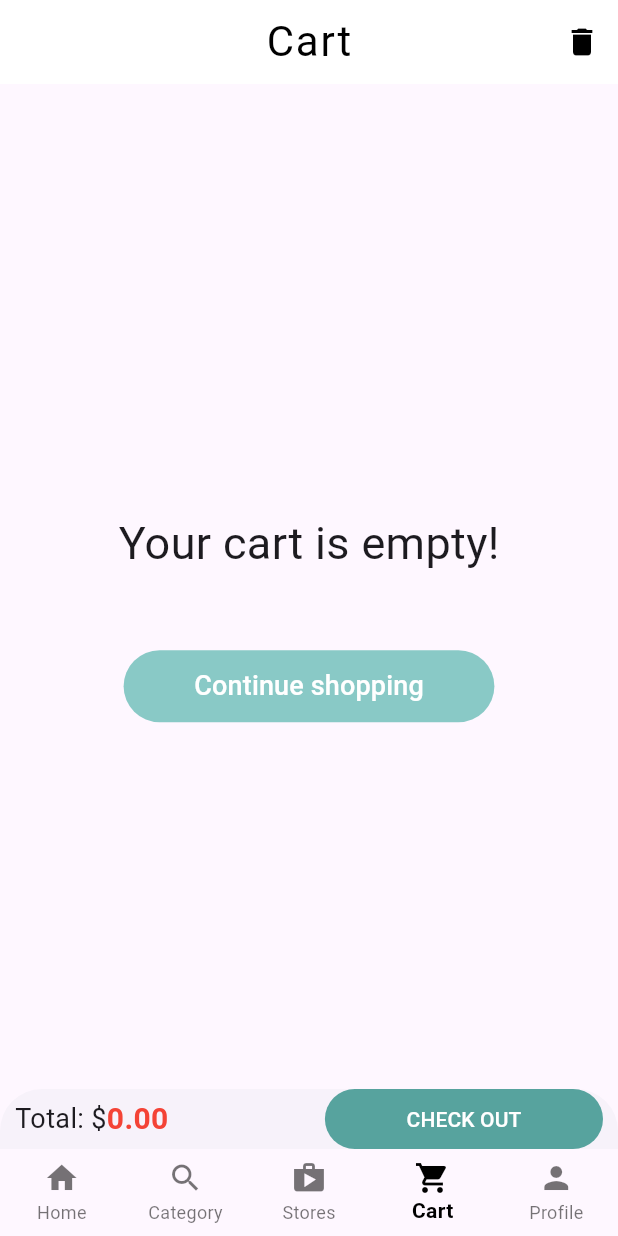
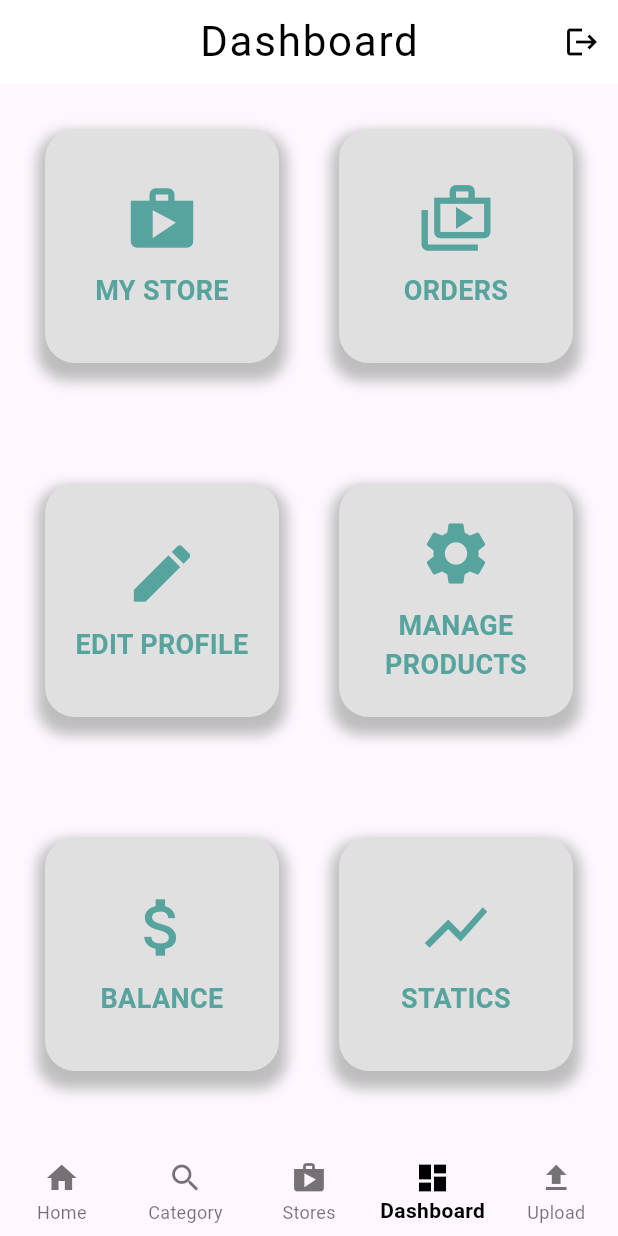
Before and after one commit to luisabritod/MultiStore, a Flutter app: the screen it shows after launch, item 4 of the bottom bar chosen, on a phone screen of 412 x 824 dp. Run offline on Flutter 3.47's test engine with Material 3 defaults, Android fonts, the phone set to English and light mode, and no system bars; our stand-ins replace google_fonts; Roboto replaces fonts that are missing (Acme).

Commit message:
implement dashboard page

```diff
--- a/lib/main.dart
+++ b/lib/main.dart
@@ -13,7 +13,7 @@ class MyApp extends StatelessWidget {
   Widget build(BuildContext context) {
     return const MaterialApp(
       title: 'Multi Store',
-      home: CustomerHome(),
+      home: SupplierHome(),
     );
   }
 }
--- a/lib/main_screens/cart.dart
+++ b/lib/main_screens/cart.dart
@@ -32,7 +32,7 @@ class _CartScreenState extends State<CartScreen> {
           IconButton(
             icon: const Icon(Icons.delete, color: Colors.black),
             onPressed: () {},
-          )
+          ),
         ],
       ),
       body: Center(
--- /dev/null
+++ b/lib/main_screens/dashboard.dart
@@ -0,0 +1,122 @@
+import 'package:flutter/material.dart';
+import 'package:google_fonts/google_fonts.dart';
+import 'package:multi_store/minor_screens/sub_dashboard.dart';
+import 'package:multi_store/widgets/vertical_spacing.dart';
+
+List dashboardList = [
+  {
+    'label': 'My store',
+    'icon': Icons.shop,
+  },
+  {
+    'label': 'Orders',
+    'icon': Icons.shop_2_outlined,
+  },
+  {
+    'label': 'Edit Profile',
+    'icon': Icons.edit,
+  },
+  {
+    'label': 'Manage Products',
+    'icon': Icons.settings,
+  },
+  {
+    'label': 'Balance',
+    'icon': Icons.attach_money,
+  },
+  {
+    'label': 'Statics',
+    'icon': Icons.show_chart,
+  },
+];
+
+class DashboardScreen extends StatelessWidget {
+  const DashboardScreen({super.key});
+
+  String capitalize(String s) => s[0].toUpperCase() + s.substring(1);
+
+  @override
+  Widget build(BuildContext context) {
+    return Scaffold(
+      appBar: AppBar(
+          elevation: 0,
+          backgroundColor: Colors.white,
+          centerTitle: true,
+          title: Text(
+            'Dashboard',
+            style: GoogleFonts.acme(
+              textStyle: const TextStyle(
+                color: Colors.black,
+                fontSize: 28,
+                letterSpacing: 1.2,
+              ),
+            ),
+          ),
+          actions: [
+            IconButton(
+              icon: const Icon(Icons.logout, color: Colors.black),
+              onPressed: () {},
+            ),
+          ]),
+      body: Padding(
+        padding: const EdgeInsets.all(30),
+        child: GridView.count(
+            crossAxisCount: 2,
+            crossAxisSpacing: 40,
+            mainAxisSpacing: 80,
+            children: List.generate(dashboardList.length, (index) {
+              return InkWell(
+                onTap: () {
+                  Navigator.push(
+                      context,
+                      MaterialPageRoute(
+                          builder: (context) => SubDashboardScreen(
+                                title:
+                                    capitalize(dashboardList[index]['label']),
+                              )));
+                },
+                child: Container(
+                  decoration: BoxDecoration(
+                    color: Colors.grey.shade300,
+                    borderRadius: BorderRadius.circular(20),
+                    boxShadow: [
+                      BoxShadow(
+                        color: Colors.grey.shade400,
+                        spreadRadius: 5,
+                        blurRadius: 7,
+                        offset: const Offset(0, 7),
+                      ),
+                    ],
+                  ),
+                  child: Padding(
+                    padding: const EdgeInsets.all(15.0),
+                    child: Center(
+                        child: Column(
+                      mainAxisAlignment: MainAxisAlignment.center,
+                      crossAxisAlignment: CrossAxisAlignment.center,
+                      children: [
+                        Icon(
+                          dashboardList[index]['icon'],
+                          size: 50,
+                          color: const Color(0xff57A39E),
+                        ),
+                        const VerticalSpacing(10),
+                        Text(
+                          dashboardList[index]['label'].toUpperCase(),
+                          textAlign: TextAlign.center,
+                          style: const TextStyle(
+                            fontSize: 18,
+                            fontWeight: FontWeight.bold,
+                            color: Color(0xff57A39E),
+                          ),
+                        ),
+                      ],
+                    )),
+                  ),
+                ),
+              );
+            })),
+      ),
+    );
+  }
+}
--- a/lib/main_screens/main_screens.dart
+++ b/lib/main_screens/main_screens.dart
@@ -4,3 +4,6 @@ export 'category.dart';
 export 'store.dart';
 export 'cart.dart';
 export 'profile.dart';
+export 'supplier_home.dart';
+export 'dashboard.dart';
+export 'upload.dart';
--- /dev/null
+++ b/lib/main_screens/supplier_home.dart
@@ -0,0 +1,48 @@
+import 'package:flutter/material.dart';
+import 'package:multi_store/main_screens/main_screens.dart';
+
+class SupplierHome extends StatefulWidget {
+  const SupplierHome({super.key});
+
+  @override
+  State<SupplierHome> createState() => _SupplierHomeState();
+}
+
+class _SupplierHomeState extends State<SupplierHome> {
+  int _selectIndex = 0;
+
+  final List<Widget> _tabs = [
+    const HomeScreen(),
+    const CategoryScreen(),
+    const StorePage(),
+    const DashboardScreen(),
+    const UploadScreen(),
+  ];
+
+  @override
+  Widget build(BuildContext context) {
+    return Scaffold(
+      body: _tabs[_selectIndex],
+      bottomNavigationBar: BottomNavigationBar(
+        elevation: 0,
+        selectedLabelStyle: const TextStyle(fontWeight: FontWeight.w600),
+        type: BottomNavigationBarType.fixed,
+        selectedItemColor: Colors.black,
+        currentIndex: _selectIndex,
+        items: const [
+          BottomNavigationBarItem(icon: Icon(Icons.home), label: 'Home'),
+          BottomNavigationBarItem(icon: Icon(Icons.search), label: 'Category'),
+          BottomNavigationBarItem(icon: Icon(Icons.shop), label: 'Stores'),
+          BottomNavigationBarItem(
+              icon: Icon(Icons.dashboard), label: 'Dashboard'),
+          BottomNavigationBarItem(icon: Icon(Icons.upload), label: 'Upload'),
+        ],
+        onTap: (index) {
+          setState(() {
+            _selectIndex = index;
+          });
+        },
+      ),
+    );
+  }
+}
--- /dev/null
+++ b/lib/main_screens/upload.dart
@@ -0,0 +1,14 @@
+import 'package:flutter/material.dart';
+
+class UploadScreen extends StatelessWidget {
+  const UploadScreen({super.key});
+
+  @override
+  Widget build(BuildContext context) {
+    return Scaffold(
+      appBar: AppBar(
+        title: const Text('Upload'),
+      ),
+    );
+  }
+}
--- a/lib/minor_screens/minor_screens.dart
+++ b/lib/minor_screens/minor_screens.dart
@@ -1,2 +1,3 @@
 export 'search_screen.dart';
 export 'sub_category_screen.dart';
+export 'sub_dashboard.dart';
--- /dev/null
+++ b/lib/minor_screens/sub_dashboard.dart
@@ -0,0 +1,16 @@
+import 'package:flutter/material.dart';
+
+class SubDashboardScreen extends StatelessWidget {
+  const SubDashboardScreen({super.key, required this.title});
+
+  final String title;
+
+  @override
+  Widget build(BuildContext context) {
+    return Scaffold(
+      appBar: AppBar(
+        title: Text(title),
+      ),
+    );
+  }
+}
```
Also changed, not shown: lib/widgets/category_view.dart (+0 -25 lines).
